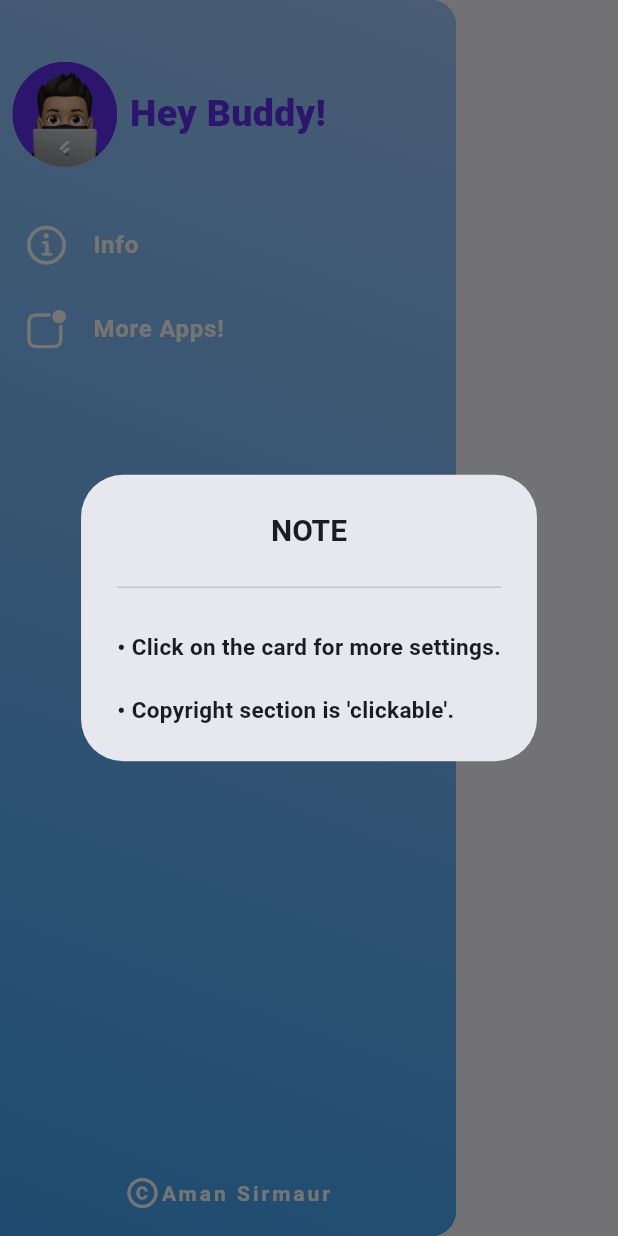
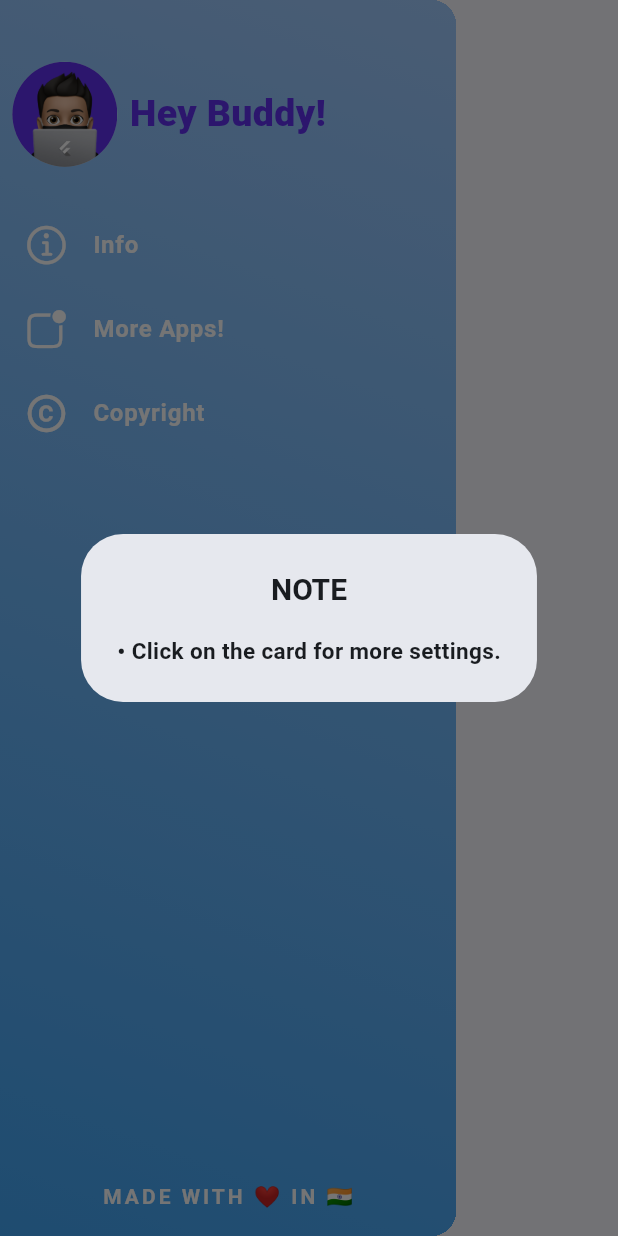
Before and after one commit to Aman-Sirmaur19/Habito-Habit_Tracker_App, a Flutter app: the MainDrawer widget shown alone on an empty page, opened directly, after a tap on "Info", on a phone screen of 412 x 824 dp. Run offline on Flutter 3.47's test engine with Material 3 defaults, Android fonts, the phone set to English and light mode, and no system bars; our stand-ins replace flutter_heatmap_calendar, hive, hive_flutter; accounts and stored records are empty.

Commit message:
Updated UI.

```diff
--- a/lib/widgets/main_drawer.dart
+++ b/lib/widgets/main_drawer.dart
@@ -78,14 +78,8 @@ class MainDrawer extends StatelessWidget {
                         crossAxisAlignment: CrossAxisAlignment.start,
                         mainAxisSize: MainAxisSize.min,
                         children: [
-                          Divider(),
                           Text(
-                            '\n\u2022 Click on the card for more settings.\n',
-                            style: TextStyle(
-                                fontSize: 15, fontWeight: FontWeight.bold),
-                          ),
-                          Text(
-                            '\u2022 Copyright section is \'clickable\'.',
+                            '\u2022 Click on the card for more settings.',
                             style: TextStyle(
                                 fontSize: 15, fontWeight: FontWeight.bold),
                           ),
@@ -102,11 +96,10 @@ class MainDrawer extends StatelessWidget {
               _launchInBrowser(context, Uri.parse(url));
             },
           ),
-          const Spacer(),
-          Padding(
-            padding: EdgeInsets.only(bottom: mq.height * .02),
-            child: InkWell(
-              onTap: () => showDialog(
+          buildListTile(
+            'Copyright',
+            Icons.copyright_rounded,
+            () => showDialog(
                 context: context,
                 builder: (context) {
                   return AlertDialog(
@@ -198,8 +191,7 @@ class MainDrawer extends StatelessWidget {
                           child: Image.asset('assets/images/youtube.png',
                               width: mq.width * .07),
                           onTap: () async {
-                              const url =
-                                  'https://www.youtube.com/@AmanSirmaur';
+                            const url = 'https://www.youtube.com/@AmanSirmaur';
                             _launchInBrowser(context, Uri.parse(url));
                           },
                         ),
@@ -215,21 +207,16 @@ class MainDrawer extends StatelessWidget {
                     ],
                   );
                 }),
-              child: const Row(
-                mainAxisAlignment: MainAxisAlignment.center,
-                children: [
-                  Icon(Icons.copyright_rounded, color: Colors.white),
-                  Text(
-                    'Aman Sirmaur',
+          ),
+          const Spacer(),
+          Padding(
+            padding: EdgeInsets.only(bottom: mq.height * .02),
+            child: const Text('MADE WITH ❤️ IN 🇮🇳',
                 style: TextStyle(
                   color: Colors.white,
                   fontWeight: FontWeight.bold,
                   letterSpacing: 2,
-                    ),
-                  ),
-                ],
-              ),
-            ),
+                )),
           ),
         ],
       ),
```
Lines whose indentation alone changed are shown as unchanged.
